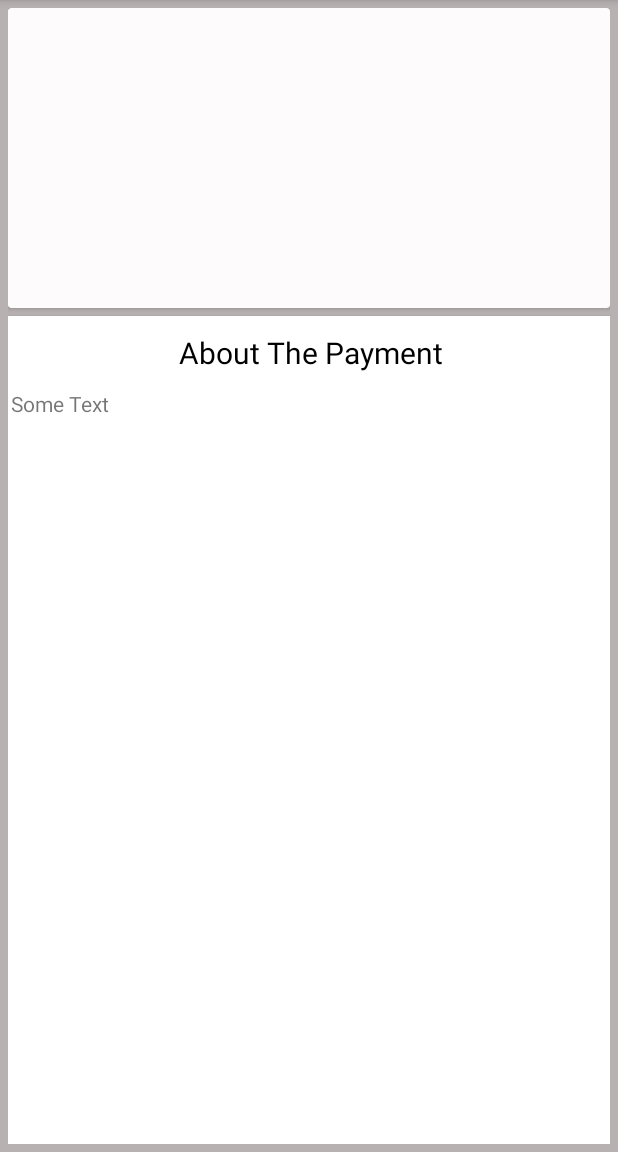
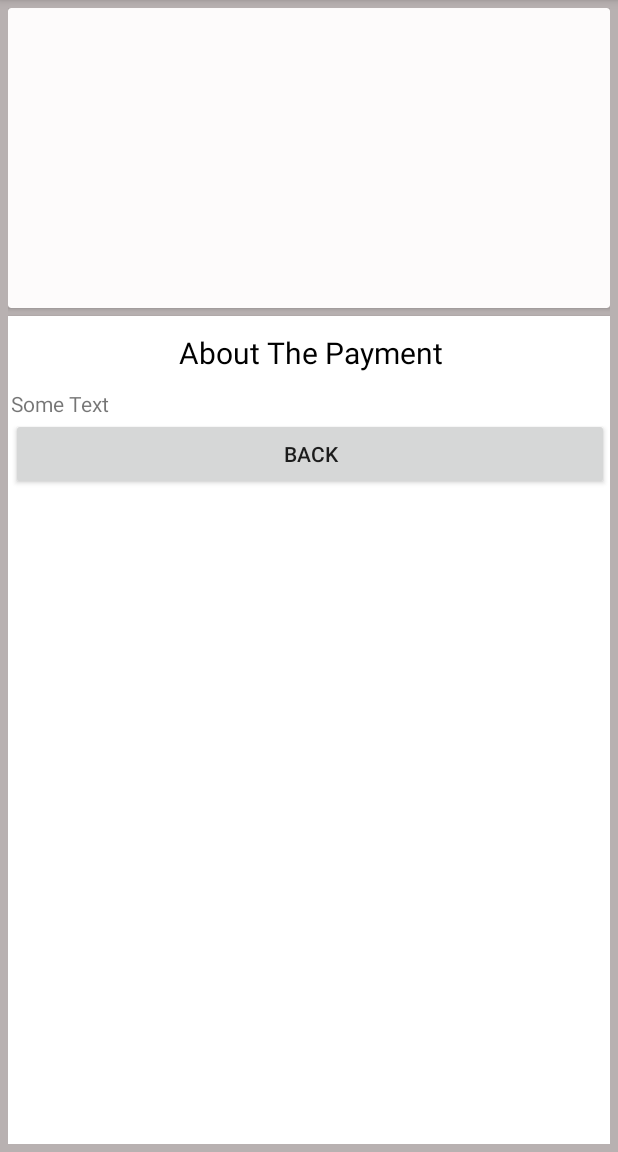
Before and after one commit to sanichtw/AndroidTMS, an Android app: the DetailsFragment screen opened through its navigation route, on a phone screen of 412 x 824 dp, the part 84-1236 px from its top. Run offline under Robolectric (Android 15) with nearby library versions, the phone set to English and light mode, and no system bars; our stand-ins replace navigation-ui.

Commit message:
did my homework05

```diff
--- a/app/src/main/java/com/example/myapplication/fragments/DetailsFragment.kt
+++ b/app/src/main/java/com/example/myapplication/fragments/DetailsFragment.kt
@@ -5,14 +5,29 @@ import android.view.LayoutInflater
 import android.view.View
 import android.view.ViewGroup
 import androidx.fragment.app.Fragment
+import androidx.navigation.fragment.findNavController
 import com.example.myapplication.R
+import com.example.myapplication.databinding.FragmentDetailsBinding
 
 class DetailsFragment : Fragment() {
+    private var _binding: FragmentDetailsBinding? = null
+    private val binding get() = _binding!!
+
     override fun onCreateView(
         inflater: LayoutInflater,
         container: ViewGroup?,
         savedInstanceState: Bundle?
-    ): View? {
-        return inflater.inflate(R.layout.fragment_details, container, false)
+    ): View {
+        _binding = FragmentDetailsBinding.inflate(inflater, container, false)
+
+        return binding.root
+    }
+
+    override fun onViewCreated(view: View, savedInstanceState: Bundle?) {
+        super.onViewCreated(view, savedInstanceState)
+
+        binding.backButton.setOnClickListener {
+                findNavController().navigate(R.id.action_DetailsFragment_to_PaymentsFragment)
+        }
     }
 }
--- a/app/src/main/res/layout/fragment_details.xml
+++ b/app/src/main/res/layout/fragment_details.xml
@@ -60,6 +60,18 @@
                 android:layout_height="wrap_content"
                 android:layout_marginTop="5dp"
                 android:text="@string/payment_about_body" />
+
+            <Button
+                android:id="@+id/back_button"
+                android:layout_width="match_parent"
+                android:layout_height="wrap_content"
+                android:text="@string/back_button"
+                app:layout_constraintHorizontal_bias="0.5"
+                app:layout_constraintStart_toStartOf="parent"
+                app:layout_constraintTop_toTopOf="parent"
+                app:layout_constraintVertical_bias="0.5" />
+
+
         </LinearLayout>
     </androidx.cardview.widget.CardView>
 
--- a/app/src/main/res/values/strings.xml
+++ b/app/src/main/res/values/strings.xml
@@ -11,5 +11,6 @@
 
     <!-- Strings used for fragments for navigation -->
     <string name="login_button">Sign in</string>
+    <string name="back_button">Back</string>
     <string name="rememberMe_checkbox">Remember</string>
 </resources>
```
Also changed, not shown: 2 other files.
